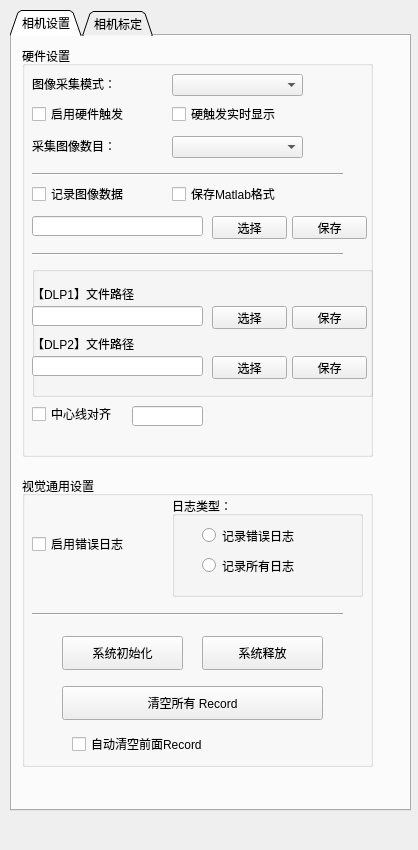
The window that CarameModel/CameraSetting.ui (chuandongxu/AOI) describes before a commit, drawn with Qt 5.
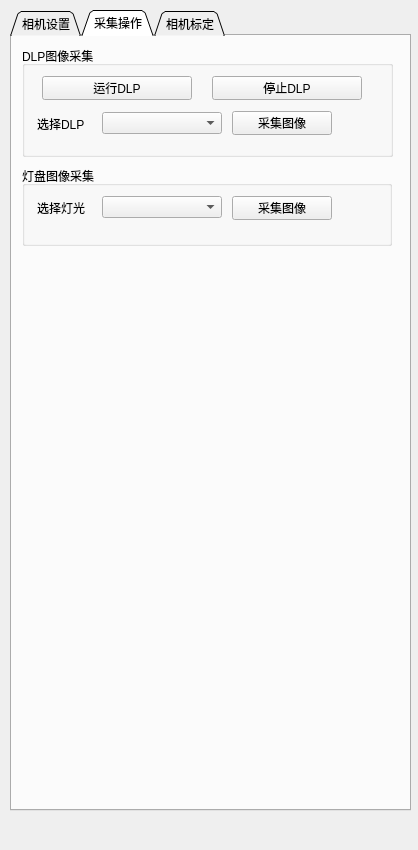
The same window after the commit. The open tabs and pages were chosen to show the change.

What changed in the file:
```diff
--- a/CarameModel/CameraSetting.ui
+++ b/CarameModel/CameraSetting.ui
@@ -40,8 +40,8 @@
       <rect>
        <x>10</x>
        <y>10</y>
-       <width>351</width>
-       <height>411</height>
+       <width>371</width>
+       <height>451</height>
       </rect>
      </property>
      <property name="title">
@@ -50,7 +50,7 @@
      <widget class="QCheckBox" name="checkBox">
       <property name="geometry">
        <rect>
-        <x>10</x>
+        <x>130</x>
         <y>60</y>
         <width>121</width>
         <height>16</height>
@@ -64,7 +64,7 @@
       <property name="geometry">
        <rect>
         <x>10</x>
-        <y>170</y>
+        <y>200</y>
         <width>171</width>
         <height>20</height>
        </rect>
@@ -74,7 +74,7 @@
       <property name="geometry">
        <rect>
         <x>190</x>
-        <y>170</y>
+        <y>200</y>
         <width>75</width>
         <height>23</height>
        </rect>
@@ -87,7 +87,7 @@
       <property name="geometry">
        <rect>
         <x>270</x>
-        <y>170</y>
+        <y>200</y>
         <width>75</width>
         <height>23</height>
        </rect>
@@ -100,7 +100,7 @@
       <property name="geometry">
        <rect>
         <x>10</x>
-        <y>140</y>
+        <y>170</y>
         <width>121</width>
         <height>16</height>
        </rect>
@@ -109,24 +109,11 @@
        <string>记录图像数据</string>
       </property>
      </widget>
-     <widget class="QCheckBox" name="checkBox_3">
-      <property name="geometry">
-       <rect>
-        <x>150</x>
-        <y>60</y>
-        <width>131</width>
-        <height>16</height>
-       </rect>
-      </property>
-      <property name="text">
-       <string>硬触发实时显示</string>
-      </property>
-     </widget>
      <widget class="QCheckBox" name="checkBox_4">
       <property name="geometry">
        <rect>
         <x>150</x>
-        <y>140</y>
+        <y>170</y>
         <width>131</width>
         <height>16</height>
        </rect>
@@ -139,8 +126,8 @@
       <property name="geometry">
        <rect>
         <x>10</x>
-        <y>120</y>
-        <width>311</width>
+        <y>150</y>
+        <width>341</width>
         <height>16</height>
        </rect>
       </property>
@@ -151,9 +138,9 @@
      <widget class="QComboBox" name="comboBox_captureMode">
       <property name="geometry">
        <rect>
-        <x>150</x>
+        <x>130</x>
         <y>28</y>
-        <width>131</width>
+        <width>211</width>
         <height>22</height>
        </rect>
       </property>
@@ -175,7 +162,7 @@
       <property name="geometry">
        <rect>
         <x>10</x>
-        <y>360</y>
+        <y>250</y>
         <width>121</width>
         <height>16</height>
        </rect>
@@ -187,9 +174,9 @@
      <widget class="QLineEdit" name="lineEdit_crossGapWidth">
       <property name="geometry">
        <rect>
-        <x>110</x>
-        <y>360</y>
-        <width>71</width>
+        <x>130</x>
+        <y>250</y>
+        <width>100</width>
         <height>20</height>
        </rect>
       </property>
@@ -198,8 +185,8 @@
       <property name="geometry">
        <rect>
         <x>10</x>
-        <y>200</y>
-        <width>311</width>
+        <y>230</y>
+        <width>341</width>
         <height>16</height>
        </rect>
       </property>
@@ -211,8 +198,8 @@
       <property name="geometry">
        <rect>
         <x>10</x>
-        <y>220</y>
-        <width>341</width>
+        <y>310</y>
+        <width>351</width>
         <height>131</height>
        </rect>
       </property>
@@ -321,9 +308,9 @@
      <widget class="QComboBox" name="comboBox_captureNumMode">
       <property name="geometry">
        <rect>
-        <x>150</x>
+        <x>130</x>
         <y>90</y>
-        <width>131</width>
+        <width>211</width>
         <height>22</height>
        </rect>
       </property>
@@ -346,8 +333,8 @@
      <property name="geometry">
       <rect>
        <x>10</x>
-       <y>440</y>
-       <width>351</width>
+       <y>480</y>
+       <width>371</width>
        <height>291</height>
       </rect>
      </property>
@@ -473,6 +460,135 @@
      </widget>
     </widget>
    </widget>
+   <widget class="QWidget" name="tab">
+    <attribute name="title">
+     <string>采集操作</string>
+    </attribute>
+    <widget class="QGroupBox" name="groupBox_5">
+     <property name="geometry">
+      <rect>
+       <x>10</x>
+       <y>10</y>
+       <width>371</width>
+       <height>111</height>
+      </rect>
+     </property>
+     <property name="title">
+      <string>DLP图像采集</string>
+     </property>
+     <widget class="QComboBox" name="comboBox_selectDLP">
+      <property name="geometry">
+       <rect>
+        <x>80</x>
+        <y>66</y>
+        <width>120</width>
+        <height>22</height>
+       </rect>
+      </property>
+     </widget>
+     <widget class="QLabel" name="label_18">
+      <property name="geometry">
+       <rect>
+        <x>15</x>
+        <y>70</y>
+        <width>72</width>
+        <height>15</height>
+       </rect>
+      </property>
+      <property name="text">
+       <string>选择DLP</string>
+      </property>
+     </widget>
+     <widget class="QPushButton" name="pushButton_captureDLP">
+      <property name="geometry">
+       <rect>
+        <x>210</x>
+        <y>65</y>
+        <width>100</width>
+        <height>24</height>
+       </rect>
+      </property>
+      <property name="text">
+       <string>采集图像</string>
+      </property>
+     </widget>
+     <widget class="QPushButton" name="pushButton_startSetupDLP">
+      <property name="geometry">
+       <rect>
+        <x>20</x>
+        <y>30</y>
+        <width>150</width>
+        <height>24</height>
+       </rect>
+      </property>
+      <property name="text">
+       <string>运行DLP</string>
+      </property>
+     </widget>
+     <widget class="QPushButton" name="pushButton_endSetupDLP">
+      <property name="geometry">
+       <rect>
+        <x>190</x>
+        <y>30</y>
+        <width>150</width>
+        <height>24</height>
+       </rect>
+      </property>
+      <property name="text">
+       <string>停止DLP</string>
+      </property>
+     </widget>
+    </widget>
+    <widget class="QGroupBox" name="groupBox_6">
+     <property name="geometry">
+      <rect>
+       <x>10</x>
+       <y>130</y>
+       <width>370</width>
+       <height>80</height>
+      </rect>
+     </property>
+     <property name="title">
+      <string>灯盘图像采集</string>
+     </property>
+     <widget class="QComboBox" name="comboBox_selectLight">
+      <property name="geometry">
+       <rect>
+        <x>80</x>
+        <y>30</y>
+        <width>120</width>
+        <height>22</height>
+       </rect>
+      </property>
+     </widget>
+     <widget class="QLabel" name="label_21">
+      <property name="geometry">
+       <rect>
+        <x>15</x>
+        <y>34</y>
+        <width>72</width>
+        <height>15</height>
+       </rect>
+      </property>
+      <property name="text">
+       <string>选择灯光</string>
+      </property>
+     </widget>
+     <widget class="QPushButton" name="pushButton_captureLight">
+      <property name="geometry">
+       <rect>
+        <x>210</x>
+        <y>30</y>
+        <width>100</width>
+        <height>24</height>
+       </rect>
+      </property>
+      <property name="text">
+       <string>采集图像</string>
+      </property>
+     </widget>
+    </widget>
+   </widget>
    <widget class="QWidget" name="tab_3">
     <attribute name="title">
      <string>相机标定</string>
```
Left out of the diff: 62 changed lines with no effect on the pictures.
